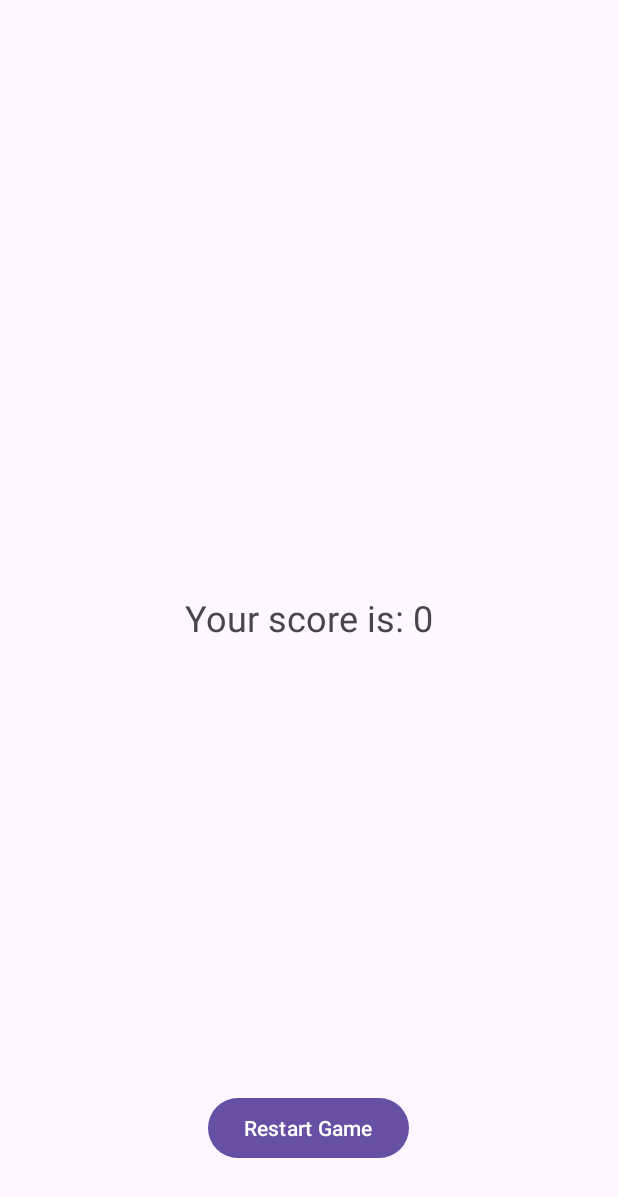
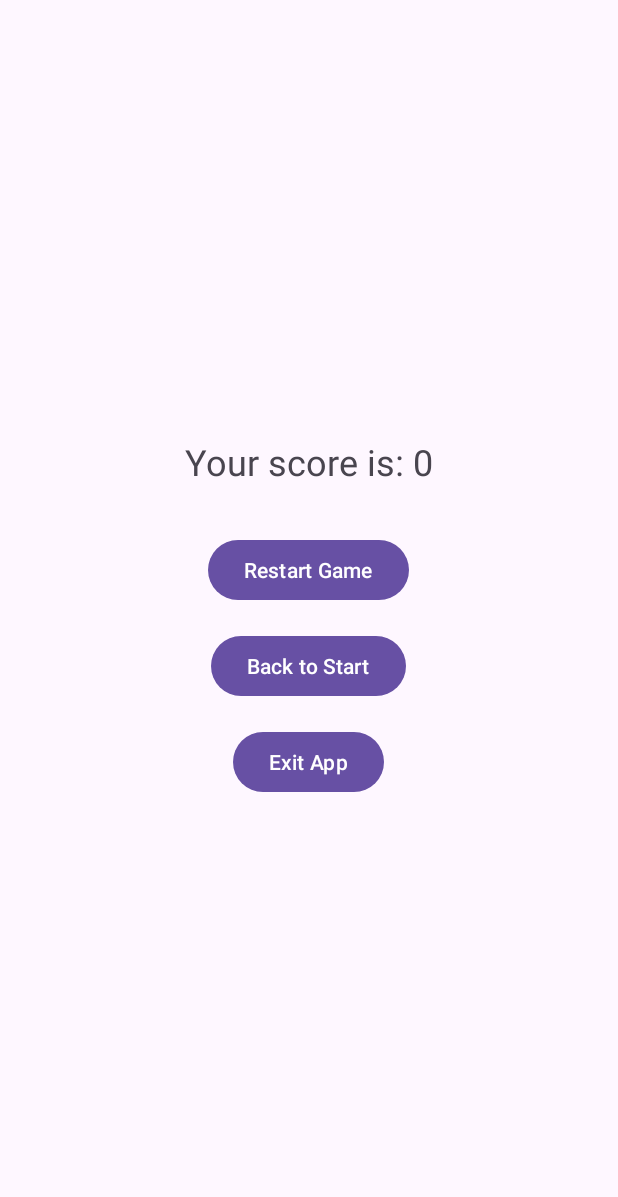
Before and after one commit to maferpinazocode/Parcial_PDM, an Android app: the fragment ResultFragment placed in its activity, on a phone screen of 412 x 824 dp. Shown: the top 1197 px of the screen. Run offline under Robolectric (Android 15) with nearby library versions, the phone set to English and light mode, and no system bars.

Commit message:
We did the progress barr, and I was tinking we needed to configure it in the nav:graph, but we can simply call the ResultFragment, when the progress bar ends its time, now, we added more buttons on the ResultFragment, for going back to start, restart game and exit application. Now were going to handle the rotation in the emulator.

```diff
--- a/AppParcial/app/src/main/java/com/example/questionsanswers/ResultFragment.kt
+++ b/AppParcial/app/src/main/java/com/example/questionsanswers/ResultFragment.kt
@@ -6,24 +6,36 @@ import android.view.View
 import android.widget.Button
 import android.widget.TextView
 import androidx.navigation.fragment.findNavController
-
+import android.app.Activity
 
 class ResultFragment : Fragment(R.layout.fragment_result) {
     override fun onViewCreated(view: View, savedInstanceState: Bundle?) {
         super.onViewCreated(view, savedInstanceState)
 
+        // Obtener el puntaje final de los argumentos
         val args = arguments?.let { ResultFragmentArgs.fromBundle(it) }
         val finalScore = args?.score ?: 0
 
+        // Mostrar el puntaje final
         view.findViewById<TextView>(R.id.scoreTextView).text = getString(R.string.score_text, finalScore)
 
+        // Botón para reiniciar el juego y volver a QuestionFragment
         view.findViewById<Button>(R.id.restartButton).setOnClickListener {
-            // Reiniciar el juego al volver al QuestionFragment
             val action = ResultFragmentDirections.actionResultFragmentToQuestionFragment(
                 currentQuestionIndex = 0, // Reiniciar el índice de preguntas
                 score = 0 // Reiniciar la puntuación
             )
             findNavController().navigate(action)
         }
+
+        // Botón para volver al inicio (WelcomeFragment)
+        view.findViewById<Button>(R.id.goToStartButton).setOnClickListener {
+            findNavController().navigate(R.id.action_resultFragment_to_welcomeFragment)
+        }
+
+        // Botón para salir de la aplicación
+        view.findViewById<Button>(R.id.exitButton).setOnClickListener {
+            activity?.finishAffinity() // Cierra la aplicación
+        }
     }
 }
--- a/AppParcial/app/src/main/res/layout/fragment_result.xml
+++ b/AppParcial/app/src/main/res/layout/fragment_result.xml
@@ -1,7 +1,9 @@
 <?xml version="1.0" encoding="utf-8"?>
-<FrameLayout xmlns:android="http://schemas.android.com/apk/res/android"
+<LinearLayout xmlns:android="http://schemas.android.com/apk/res/android"
     android:layout_width="match_parent"
     android:layout_height="match_parent"
+    android:orientation="vertical"
+    android:gravity="center"
     android:padding="16dp">
 
     <TextView
@@ -10,14 +12,26 @@
         android:layout_height="wrap_content"
         android:textSize="24sp"
         android:text="@string/score_text"
-        android:layout_gravity="center"/>
+        android:layout_marginBottom="32dp" />
 
     <Button
         android:id="@+id/restartButton"
         android:layout_width="wrap_content"
         android:layout_height="wrap_content"
         android:text="@string/restart_game_text"
-        android:layout_gravity="center_horizontal|bottom"
-        android:layout_marginBottom="32dp" />
+        android:layout_marginBottom="16dp" />
 
-</FrameLayout>
+    <Button
+        android:id="@+id/goToStartButton"
+        android:layout_width="wrap_content"
+        android:layout_height="wrap_content"
+        android:text="@string/back_to_start"
+        android:layout_marginBottom="16dp" />
+
+    <Button
+        android:id="@+id/exitButton"
+        android:layout_width="wrap_content"
+        android:layout_height="wrap_content"
+        android:text="@string/exit_application" />
+
+</LinearLayout>
--- a/AppParcial/app/src/main/res/navigation/nav_graph.xml
+++ b/AppParcial/app/src/main/res/navigation/nav_graph.xml
@@ -136,5 +136,9 @@
                 app:argType="integer"
                 android:defaultValue="0" />
         </action>
+
+        <action
+            android:id="@+id/action_resultFragment_to_welcomeFragment"
+            app:destination="@id/welcomeFragment" />
     </fragment>
 </navigation>
--- a/AppParcial/app/src/main/res/values/colors.xml
+++ b/AppParcial/app/src/main/res/values/colors.xml
@@ -4,7 +4,7 @@
     <color name="white">#FFFFFFFF</color>
     <color name="correct_answer">#4CAF50</color> <!-- Verde -->
     <color name="incorrect_answer">#F44336</color> <!-- Rojo -->
-    <color name="backgroundColor">#FFFFFF</color> <!-- Cambia el valor según tu preferencia -->
+    <color name="backgroundColor">#FDFBFB</color> <!-- Cambia el valor según tu preferencia -->
     <color name="textPrimary">#000000</color>
     <color name="textSecondary">#666666</color>
     <color name="buttonColor">#FF6200EE</color> <!-- Color del botón -->
--- a/AppParcial/app/src/main/res/values/strings.xml
+++ b/AppParcial/app/src/main/res/values/strings.xml
@@ -1,7 +1,5 @@
 <resources>
     <string name="app_name">QuestionsAnswers</string>
-    <!-- TODO: Remove or change this placeholder text -->
-    <string name="hello_blank_fragment">Hello blank fragment</string>
     <string name="welcome_text">¡Welcome to the Quiz Game!</string>
     <string name="game_description_text">Challenge yourself with questions about the life, career and successes of Michael Jackson. Are you ready to show how much you know about the King of Pop?</string>
     <string name="michael_image_description">Michael Jackson</string>
@@ -11,11 +9,8 @@
     <string name="next_question_text">Next Question </string>
     <string name="correct_text">¡Correct Answer!</string>
     <string name="incorrect_text">Incorrect Answer. The correct answer is: %1$s</string>
-    <string name="enviar_text">Enviar</string>
-    <string name="op0_text">Opción 0</string>
-    <string name="op1_text">Opción 1</string>
-    <string name="op2_Text">Option 2</string>
-    <string name="op3_Text">Option 3</string>
     <string name="restart_game_text">Restart Game</string>
     <string name="score_text">Your score is: %d</string>
+    <string name="back_to_start">Back to Start</string>
+    <string name="exit_application">Exit App</string>
 </resources>
```
Also changed, not shown: AppParcial/app/src/main/java/com/example/questionsanswers/QuestionFragment.kt (+51 -16 lines), AppParcial/app/src/main/res/layout/fragment_question.xml (+22 -8 lines), AppParcial/app/src/main/res/layout/fragment_welcome.xml (+5 -5 lines).
